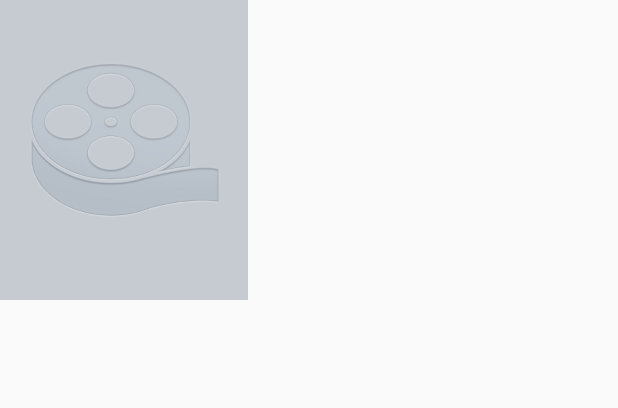
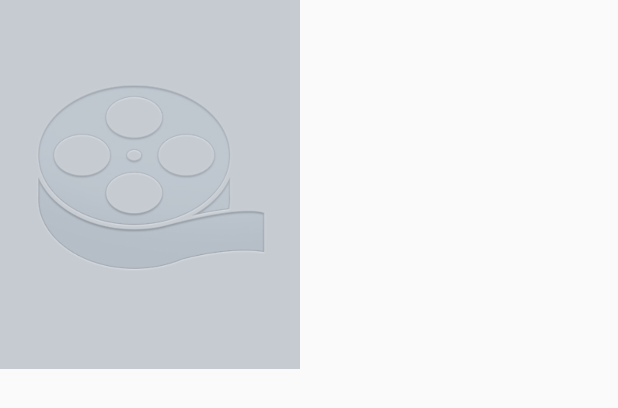
Before and after one commit to krishnathon2006/PopularMovies, an Android app: the layout image_item_view.xml on its own in the app's theme, with its tools: preview values and no code run, on a phone screen of 412 x 824 dp. Shown: the top 408 px of the screen. Run offline under Robolectric (Android 15) with nearby library versions, the phone set to English and light mode, and no system bars.

Commit message:
Images on main fragment take full column width.

```diff
--- a/app/src/main/java/com/example/andrey/popularmovies/adapter/GridViewAdapter.java
+++ b/app/src/main/java/com/example/andrey/popularmovies/adapter/GridViewAdapter.java
@@ -29,17 +29,19 @@ public class GridViewAdapter extends ArrayAdapter<Movie> {
 
     @Override
     public View getView(int position, View convertView, ViewGroup parent) {
+        ImageView imageView;
         if (null == convertView) {
             LayoutInflater inflater = ((Activity) context).getLayoutInflater();
             convertView = inflater.inflate(layoutResourceId, parent, false);
         }
 
+        imageView = (ImageView) convertView;
         Picasso
                 .with(context)
                 .load(Constants.urlToMoviePoster + movieList.get(position).getPosterPath())
                 .placeholder(R.drawable.movie_placeholder).fit()
-                .into((ImageView) convertView.findViewById(R.id.image_item_view));
+                .into(imageView);
 
-        return convertView;
+        return imageView;
     }
 }
--- a/app/src/main/java/com/example/andrey/popularmovies/util/Constants.java
+++ b/app/src/main/java/com/example/andrey/popularmovies/util/Constants.java
@@ -1,9 +1,6 @@
 package com.example.andrey.popularmovies.util;
 
-/**
- * Created by andrey on 2/18/16.
- */
 public class Constants {
-    public static String urlToMoviePoster = "http://image.tmdb.org/t/p/original/";
+    public static String urlToMoviePoster = "http://image.tmdb.org/t/p/w185/";
 
 }
--- a/app/src/main/res/layout/fragment_movie_detail_page.xml
+++ b/app/src/main/res/layout/fragment_movie_detail_page.xml
@@ -3,7 +3,7 @@
     android:layout_height="fill_parent">
 
     <LinearLayout
-        android:layout_width="match_parent"
+        android:layout_width="wrap_content"
         android:layout_height="wrap_content"
         android:orientation="vertical"
         >
--- a/app/src/main/res/layout/image_item_view.xml
+++ b/app/src/main/res/layout/image_item_view.xml
@@ -1,7 +1,6 @@
 <ImageView xmlns:android="http://schemas.android.com/apk/res/android"
     android:id="@+id/image_item_view"
-    android:layout_width="165dp"
-    android:layout_height="200dp"
-    android:paddingBottom="5dp"
-    android:src="@drawable/movie_placeholder"
-    android:scaleType="centerCrop" />
+    android:layout_width="200dp"
+    android:layout_height="246dp"
+    android:scaleType="centerCrop"
+    android:src="@drawable/movie_placeholder" />
```
Also changed, not shown: app/src/main/res/layout/fragment_fragment_main.xml (+8 -7 lines).
